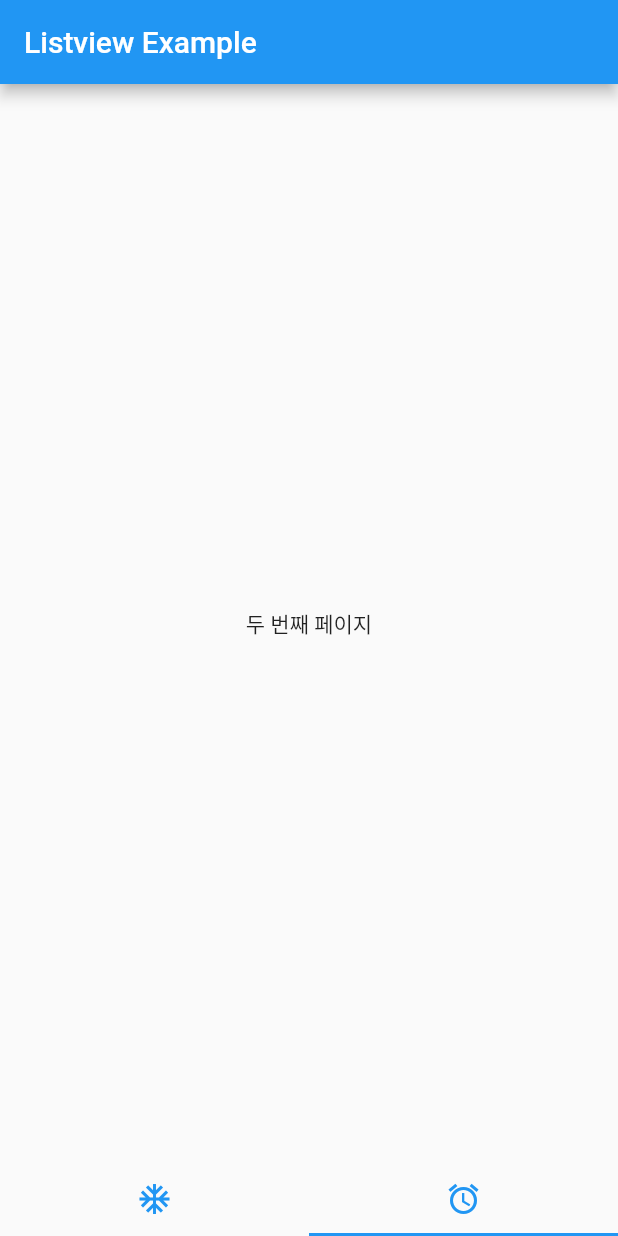
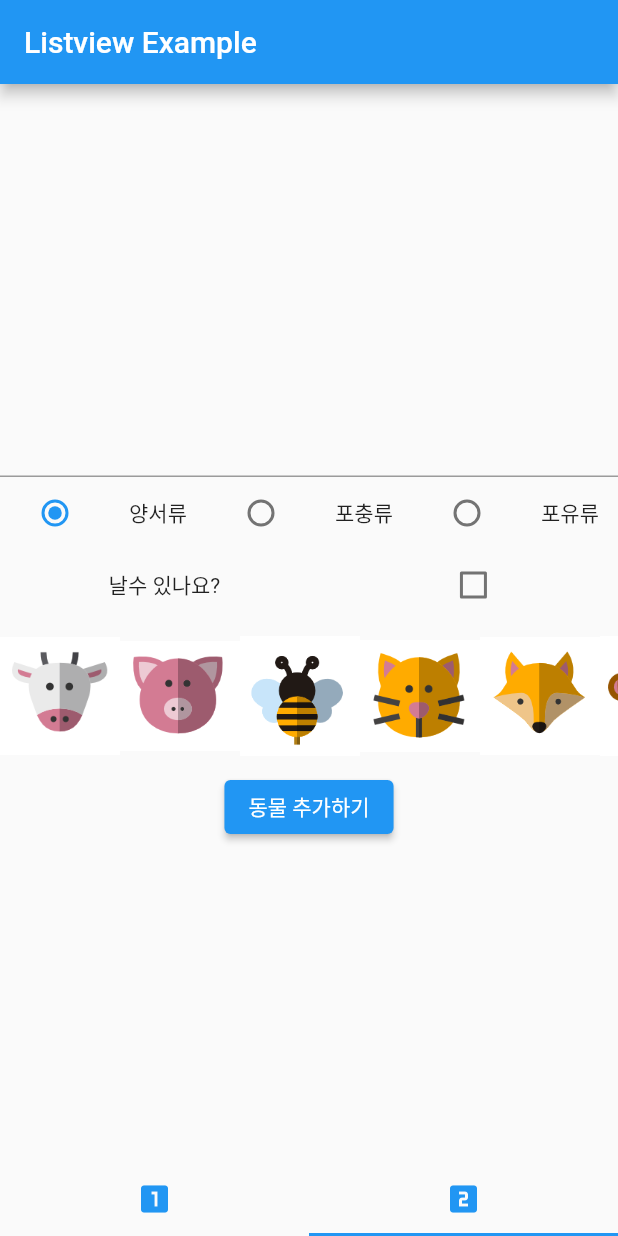
Before and after one commit to jongchan988/flutter-webview-app, a Flutter app: the screen it shows after launch, tab 2 chosen, on a phone screen of 412 x 824 dp. Run offline on Flutter 3.47's test engine with Material 2 defaults, Android fonts, the phone set to English and light mode, and no system bars.

Commit message:
feat: 리스트 등록 예제 추가

```diff
--- a/lib/animal_item.dart
+++ b/lib/animal_item.dart
@@ -4,12 +4,12 @@ class Animal{
   String? imagePath;
   String? animalName;
   String? kind;
-  bool? fliExist = false;
+  bool? flyExist = false;
 
   Animal({
    required this.animalName,
     required this.kind,
     required this.imagePath,
-    this.fliExist
+    this.flyExist
   });
 }
--- a/lib/main.dart
+++ b/lib/main.dart
@@ -3,89 +3,79 @@ import 'sub/first_page.dart';
 import 'sub/second_page.dart';
 import 'animal_item.dart';
 
-void main() => runApp(MyApp());
+void main() {
+  runApp(MyApp());
+}
 
 class MyApp extends StatelessWidget {
-  static const String _title = "Widget Example";
 
   @override
   Widget build(BuildContext context) {
     return MaterialApp(
-      title: _title,
-      home: MyHomePage(),
+      title: 'Flutter Demo',
+      theme: ThemeData(
+        // This is the theme of your application.
+        //
+        // Try running your application with "flutter run". You'll see the
+        // application has a blue toolbar. Then, without quitting the app, try
+        // changing the primarySwatch below to Colors.green and then invoke
+        // "hot reload" (press "r" in the console where you ran "flutter run",
+        // or simply save your changes to "hot reload" in a Flutter IDE).
+        // Notice that the counter didn't reset back to zero; the application
+        // is not restarted.
+        primarySwatch: Colors.blue,
+      ),
+      home: MyHomePage(title: 'Flutter Demo Home Page'),
     );
   }
 }
 
-class MyHomePage extends StatefulWidget{
+class MyHomePage extends StatefulWidget {
+  MyHomePage({Key? key, required this.title}) : super(key: key);
+
+  // This widget is the home page of your application. It is stateful, meaning
+  // that it has a State object (defined below) that contains fields that affect
+  // how it looks.
+
+  // This class is the configuration for the state. It holds the values (in this
+  // case the title) provided by the parent (in this case the App widget) and
+  // used by the build method of the State. Fields in a Widget subclass are
+  // always marked "final".
+
+  final String title;
+
   @override
   _MyHomePageState createState() => _MyHomePageState();
 }
 
 class _MyHomePageState extends State<MyHomePage> with SingleTickerProviderStateMixin{
   TabController? controller;
-  List<Animal> animalList = new List.empty(growable: true);
+  List<Animal> animalList = List.empty(growable: true);
 
   @override
-  void initState(){
+  void initState() {
     super.initState();
     controller = TabController(length: 2, vsync: this);
-    animalList.add(Animal(
-      animalName: '벌',
-      kind: '곤충',
-      imagePath: 'repo/images/bee.png'
-    ));
-    animalList.add(Animal(
-        animalName: '고양이',
-        kind: '포유류',
-        imagePath: 'repo/images/cat.png'
-    ));
-    animalList.add(Animal(
-        animalName: '젖소',
-        kind: '포유류',
-        imagePath: 'repo/images/cow.png'
-    ));
-    animalList.add(Animal(
-        animalName: '강아지',
-        kind: '포유류',
-        imagePath: 'repo/images/dog.png'
-    ));
-    animalList.add(Animal(
-        animalName: '여우',
-        kind: '포유류',
-        imagePath: 'repo/images/fox.png'
-    ));
-    animalList.add(Animal(
-        animalName: '원숭이',
-        kind: '영장류',
-        imagePath: 'repo/images/monkey.png'
-    ));
-    animalList.add(Animal(
-        animalName: '돼지',
-        kind: '포유류',
-        imagePath: 'repo/images/pig.png'
-    ));
-    animalList.add(Animal(
-        animalName: '늑대',
-        kind: '포유류',
-        imagePath: 'repo/images/wolf.png'
-    ));
+    animalList.add(Animal(animalName: "벌", kind: "곤충",
+        imagePath: "repo/images/bee.png"));
+    animalList.add(Animal(animalName: "고양이", kind: "포유류",
+        imagePath: "repo/images/cat.png"));
+    animalList.add(Animal(animalName: "젖소", kind: "포유류",
+        imagePath: "repo/images/cow.png"));
+    animalList.add(Animal(animalName: "강아지", kind: "포유류",
+        imagePath: "repo/images/dog.png"));
+    animalList.add(Animal(animalName: "여우", kind: "포유류",
+        imagePath: "repo/images/fox.png"));
+    animalList.add(Animal(animalName: "원숭이", kind: "영장류",
+        imagePath: "repo/images/monkey.png"));
+    animalList.add(Animal(animalName: "돼지", kind: "포유류",
+        imagePath: "repo/images/pig.png"));
+    animalList.add(Animal(animalName: "늑대", kind: "포유류",
+        imagePath: "repo/images/wolf.png"));
   }
 
   @override
-  void dispose(){
-    controller!.dispose();
-    super.dispose();
-  }
-
-  @override
-  Widget build(BuildContext context){
-    controller!.addListener(() {
-      if(!controller!.indexIsChanging){
-        print("이전 index , ${controller!.previousIndex}");
-        print("현재 index , ${controller!.index}");
-      }
-    });
+  Widget build(BuildContext context) {
     return Scaffold(
         appBar: AppBar(
           title: Text('Listview Example'),
@@ -93,26 +83,21 @@ class _MyHomePageState extends State<MyHomePage> with SingleTickerProviderStateM
         body: TabBarView(
           children: <Widget>[
             FirstApp(list: animalList),
-          SecondApp(),
+            SecondApp(list: animalList)
           ],
           controller: controller,
         ),
-      bottomNavigationBar: TabBar(
-        tabs: <Tab>[
-          Tab(
-              icon: Icon(
-                Icons.ac_unit_sharp,
-                color: Colors.blue,
+        bottomNavigationBar: TabBar(tabs: <Tab>[
+          Tab(icon: Icon(Icons.looks_one, color: Colors.blue),) ,
+          Tab(icon: Icon(Icons.looks_two, color: Colors.blue),)
+        ], controller: controller,
         )
-          ),
-          Tab(
-              icon: Icon(
-                Icons.access_alarm,
-                color: Colors.blue,
-              )
-          ),
-        ],controller:controller,
-      ),
     );
   }
+
+  @override
+  void dispose() {
+    controller?.dispose();
+    super.dispose();
   }
+}
--- a/lib/sub/second_page.dart
+++ b/lib/sub/second_page.dart
@@ -1,9 +1,11 @@
 import 'package:flutter/material.dart';
 import '../animal_item.dart';
-class SecondApp extends StatelessWidget{
+class SecondApp extends StatefulWidget{
 
   final List<Animal>? list;
 
+  @override
+  State<StatefulWidget> createState() => _SecondApp();
   SecondApp({Key? key, this.list}) : super(key: key);
 
 
@@ -18,3 +20,143 @@ class SecondApp extends StatelessWidget{
     );
   }
 }
+
+class _SecondApp extends State<SecondApp> {
+  int _radioValue = 0;
+  final nameController = TextEditingController();
+  bool flyExist = false;
+  var _imagePath;
+
+  @override
+  Widget build(BuildContext context) {
+    return Scaffold(
+      body: Container(
+        child: Center(
+          child: Column(
+            mainAxisAlignment: MainAxisAlignment.center,
+            children: <Widget>[
+              TextField(
+                controller: nameController,
+                keyboardType: TextInputType.text,
+                maxLines: 1,
+              ),
+              Row(children: <Widget>[
+                Radio(
+                    value: 0, groupValue: _radioValue, onChanged: _radioChange),
+                Text('양서류'),
+                Radio(
+                    value: 1, groupValue: _radioValue, onChanged: _radioChange),
+                Text('포충류'),
+                Radio(
+                    value: 2, groupValue: _radioValue, onChanged: _radioChange),
+                Text('포유류'),
+              ], mainAxisAlignment: MainAxisAlignment.spaceAround),
+              Row(children: <Widget>[
+                Text('날수 있나요?'),
+                Checkbox(
+                    value: flyExist,
+                    onChanged: (bool? check) {
+                      setState(() {
+                        flyExist = check!;
+                      });
+                    })
+              ], mainAxisAlignment: MainAxisAlignment.spaceAround),
+              Container(
+                height: 100,
+                child: ListView(
+                  scrollDirection: Axis.horizontal,
+                  children: <Widget>[
+                    GestureDetector(
+                      child: Image.asset('repo/images/cow.png', width: 80),
+                      onTap: () {
+                        _imagePath = 'repo/images/cow.png';
+                      },
+                    ),
+                    GestureDetector(
+                      child: Image.asset('repo/images/pig.png', width: 80),
+                      onTap: () {
+                        _imagePath = 'repo/images/pig.png';
+                      },
+                    ),
+                    GestureDetector(
+                      child: Image.asset('repo/images/bee.png', width: 80),
+                      onTap: () {
+                        _imagePath = 'repo/images/bee.png';
+                      },
+                    ),
+                    GestureDetector(
+                      child: Image.asset('repo/images/cat.png', width: 80),
+                      onTap: () {
+                        _imagePath = 'repo/images/cat.png';
+                      },
+                    ),
+                    GestureDetector(
+                      child: Image.asset('repo/images/fox.png', width: 80),
+                      onTap: () {
+                        _imagePath = 'repo/images/fox.png';
+                      },
+                    ),
+                    GestureDetector(
+                      child: Image.asset('repo/images/monkey.png', width: 80),
+                      onTap: () {
+                        _imagePath = 'repo/images/monkey.png';
+                      },
+                    ),
+                  ],
+                ),
+              ),
+              ElevatedButton(
+                  child: Text('동물 추가하기'),
+                  onPressed: () {
+                    var animal = Animal(
+                        animalName: nameController.value.text,
+                        kind: getKind(_radioValue),
+                        imagePath: _imagePath,
+                        flyExist: flyExist);
+
+                    AlertDialog dialog = AlertDialog(
+                      title: Text('동물 추가하기'),
+                      content: Text(
+                        '이 동물은 ${animal.animalName} 입니다 또 동물의 종류는 ${animal.kind}입니다.\n 이 동물을 추가하시겠습니까?',
+                        style: TextStyle(fontSize: 30.0),
+                      ),
+                      actions: [
+                        ElevatedButton(onPressed: (){
+                          widget.list?.add(animal);
+                          Navigator.of(context).pop();
+                        } , child: Text('예'),),
+                        ElevatedButton(onPressed: (){
+                          Navigator.of(context).pop();
+                        } , child: Text('아니요'),),
+                      ],
+                    );
+                    showDialog(
+                        context: context,
+                        builder: (BuildContext context) => dialog);
+
+                  })
+            ],
+          ),
+        ),
+      ),
+    );
+  }
+
+  _radioChange(int? value) {
+    setState(() {
+      _radioValue = value!;
+    });
+  }
+
+  getKind(int radioValue) {
+    switch (radioValue) {
+      case 0:
+        return "양서류";
+      case 1:
+        return "파충류";
+      case 2:
+        return "포유류";
+    }
+  }
+
+}
```
Also changed, not shown: lib/sub/first_page.dart (+13 -23 lines). Lines whose indentation alone changed are shown as unchanged.
